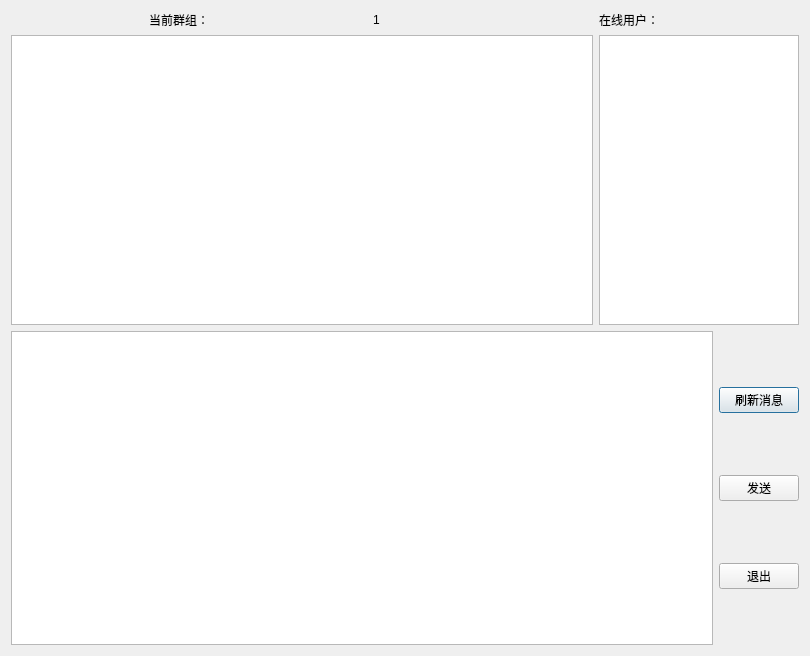
Qt form Client/groupchat.ui (Godtokoo666/projectz) before a commit.
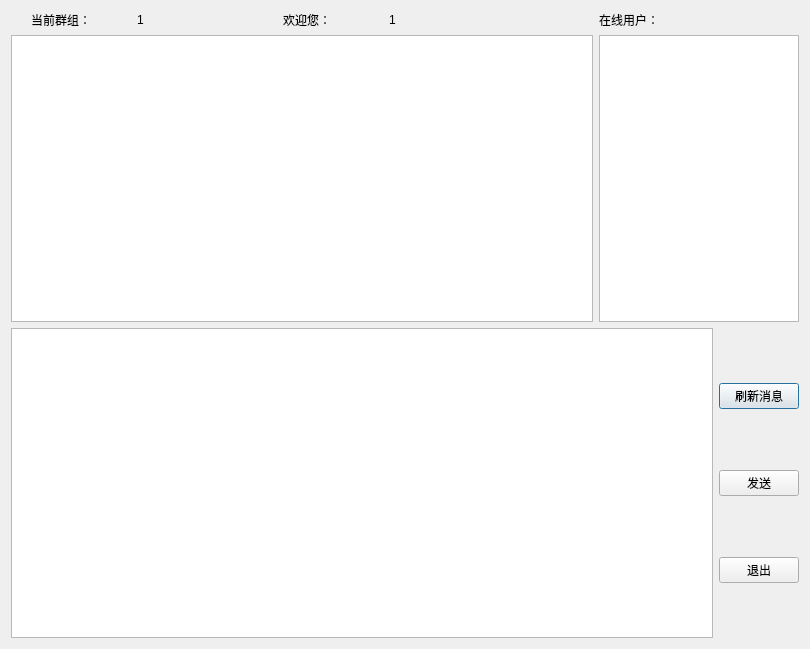
The same form after that commit.

```diff
--- a/Client/groupchat.ui
+++ b/Client/groupchat.ui
@@ -7,7 +7,7 @@
     <x>0</x>
     <y>0</y>
     <width>810</width>
-    <height>656</height>
+    <height>649</height>
    </rect>
   </property>
   <property name="windowTitle">
@@ -25,7 +25,7 @@
            <property name="maximumSize">
             <size>
              <width>80</width>
-             <height>20</height>
+             <height>30</height>
             </size>
            </property>
            <property name="text">
@@ -37,8 +37,34 @@
           <widget class="QLabel" name="label_groups">
            <property name="maximumSize">
             <size>
+             <width>120</width>
+             <height>30</height>
+            </size>
+           </property>
+           <property name="text">
+            <string>1</string>
+           </property>
+          </widget>
+         </item>
+         <item>
+          <widget class="QLabel" name="label_usersdisplay">
+           <property name="maximumSize">
+            <size>
              <width>80</width>
-             <height>20</height>
+             <height>30</height>
+            </size>
+           </property>
+           <property name="text">
+            <string>欢迎您：</string>
+           </property>
+          </widget>
+         </item>
+         <item>
+          <widget class="QLabel" name="label_users">
+           <property name="maximumSize">
+            <size>
+             <width>180</width>
+             <height>30</height>
             </size>
            </property>
            <property name="text">
```
